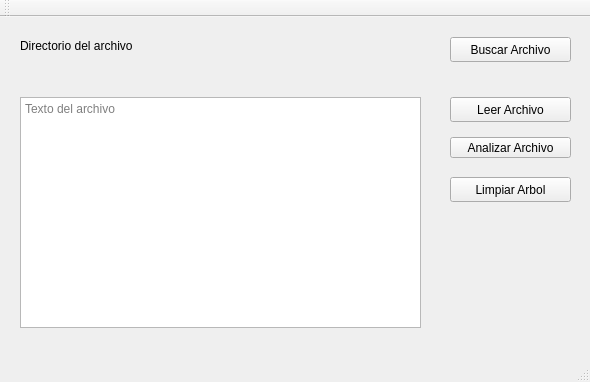
Above: mainwindow.ui from MacoChave/Proyecto2-FlowchartIDE before the change. Below: the same form after it.
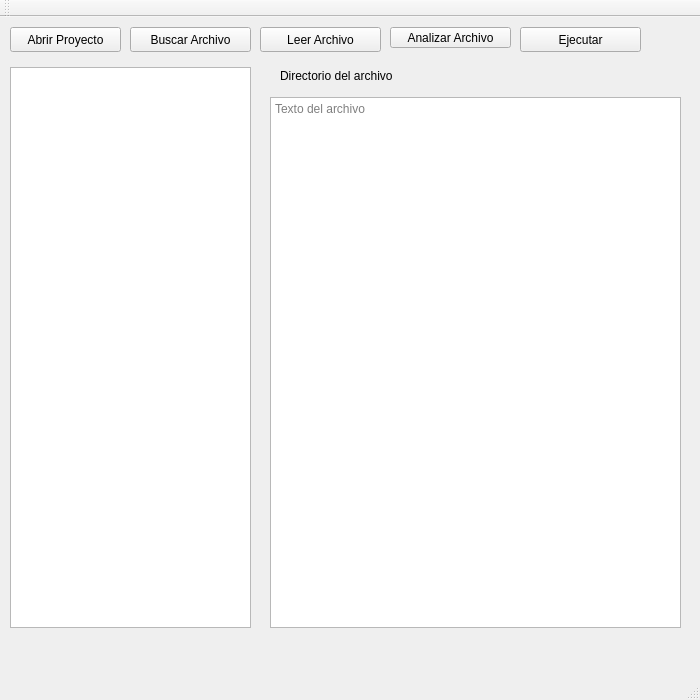
That is the form after the change.

The edit to the form file:
```diff
--- a/mainwindow.ui
+++ b/mainwindow.ui
@@ -6,10 +6,22 @@
    <rect>
     <x>0</x>
     <y>0</y>
-    <width>590</width>
-    <height>382</height>
+    <width>700</width>
+    <height>700</height>
    </rect>
   </property>
+  <property name="minimumSize">
+   <size>
+    <width>700</width>
+    <height>700</height>
+   </size>
+  </property>
+  <property name="maximumSize">
+   <size>
+    <width>1024</width>
+    <height>700</height>
+   </size>
+  </property>
   <property name="windowTitle">
    <string>MainWindow</string>
   </property>
@@ -17,8 +29,8 @@
    <widget class="QPushButton" name="btnBuscarArchivo">
     <property name="geometry">
      <rect>
-      <x>450</x>
-      <y>20</y>
+      <x>130</x>
+      <y>10</y>
       <width>121</width>
       <height>25</height>
      </rect>
@@ -30,8 +42,8 @@
    <widget class="QLabel" name="lblFilename">
     <property name="geometry">
      <rect>
-      <x>20</x>
-      <y>20</y>
+      <x>280</x>
+      <y>50</y>
       <width>231</width>
       <height>17</height>
      </rect>
@@ -43,10 +55,10 @@
    <widget class="QTextEdit" name="edtCajaTexto">
     <property name="geometry">
      <rect>
-      <x>20</x>
+      <x>270</x>
       <y>80</y>
-      <width>401</width>
-      <height>231</height>
+      <width>411</width>
+      <height>531</height>
      </rect>
     </property>
     <property name="placeholderText">
@@ -56,8 +68,8 @@
    <widget class="QPushButton" name="btnLeer">
     <property name="geometry">
      <rect>
-      <x>450</x>
-      <y>80</y>
+      <x>260</x>
+      <y>10</y>
       <width>121</width>
       <height>25</height>
      </rect>
@@ -69,8 +81,8 @@
    <widget class="QPushButton" name="btnAnalizar">
     <property name="geometry">
      <rect>
-      <x>450</x>
-      <y>120</y>
+      <x>390</x>
+      <y>10</y>
       <width>121</width>
       <height>21</height>
      </rect>
@@ -82,14 +94,37 @@
    <widget class="QPushButton" name="pushButton">
     <property name="geometry">
      <rect>
-      <x>450</x>
-      <y>160</y>
+      <x>520</x>
+      <y>10</y>
       <width>121</width>
       <height>25</height>
      </rect>
     </property>
     <property name="text">
-     <string>Limpiar Arbol</string>
+     <string>Ejecutar</string>
+    </property>
+   </widget>
+   <widget class="QTreeView" name="treeViewFiles">
+    <property name="geometry">
+     <rect>
+      <x>10</x>
+      <y>50</y>
+      <width>241</width>
+      <height>561</height>
+     </rect>
+    </property>
+   </widget>
+   <widget class="QPushButton" name="btnProyecto">
+    <property name="geometry">
+     <rect>
+      <x>10</x>
+      <y>10</y>
+      <width>111</width>
+      <height>25</height>
+     </rect>
+    </property>
+    <property name="text">
+     <string>Abrir Proyecto</string>
     </property>
    </widget>
   </widget>
```
Left out of the diff: 4 changed lines with no effect on the pictures.
